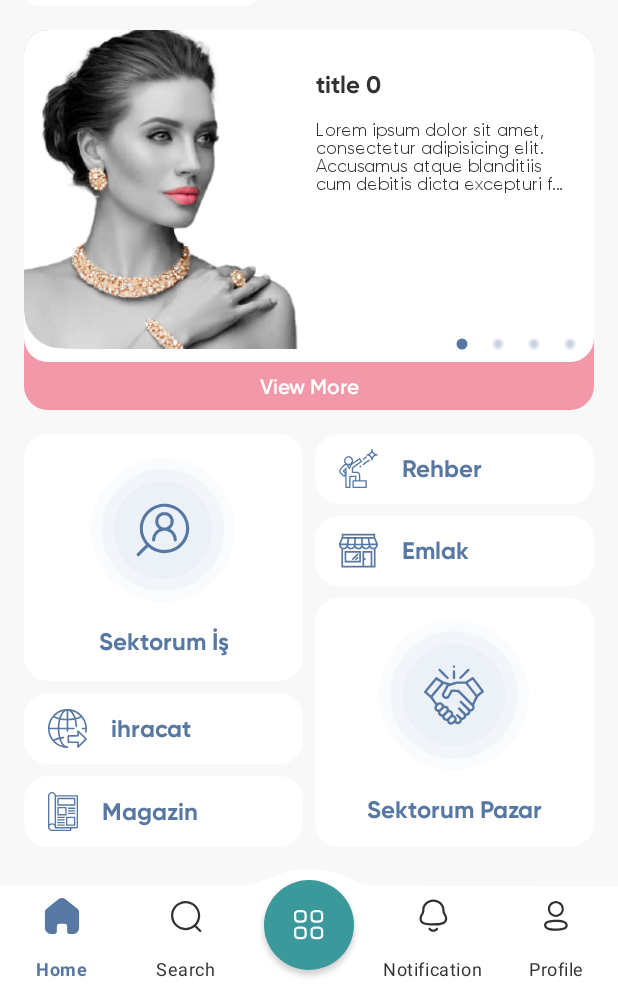
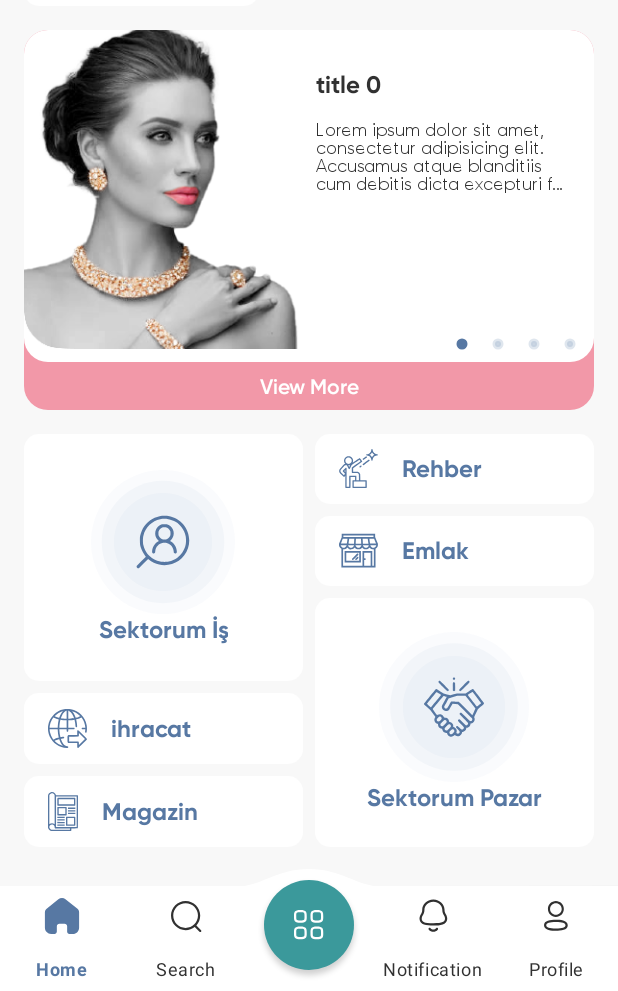
Before and after one commit to Alirezanr/Utechia_Sample_Ui, an Android app: the screen it shows after launch (MainActivity), on a phone screen of 412 x 824 dp, the part 245-1236 px from its top. Run offline under Robolectric (Android 15) with nearby library versions, the phone set to English and light mode, and no system bars.

Commit message:
Ui improvements.

```diff
--- /dev/null
+++ b/app/src/main/res/drawable-v24/shape_rounded_corners_10_dp_radius.xml
@@ -0,0 +1,5 @@
+<?xml version="1.0" encoding="utf-8"?>
+<shape xmlns:android="http://schemas.android.com/apk/res/android">
+    <corners
+        android:radius="@dimen/dimen_10_dp" />
+</shape>
--- a/app/src/main/res/layout/fragment_home.xml
+++ b/app/src/main/res/layout/fragment_home.xml
@@ -114,7 +114,7 @@
         android:layout_height="@dimen/dimen_0_dp"
         android:layout_marginHorizontal="@dimen/dimen_16_dp"
         android:layout_marginVertical="@dimen/dimen_16_dp"
-        android:background="@drawable/shape_rounded_corners"
+        android:background="@drawable/shape_rounded_corners_16_dp_radius"
         android:backgroundTint="@color/pink_500"
         app:layout_constraintBottom_toTopOf="@id/guideline_horizontal_50_percent"
         app:layout_constraintTop_toBottomOf="@id/linear_sponsor_container">
@@ -124,7 +124,7 @@
             android:layout_width="match_parent"
             android:layout_height="@dimen/dimen_0_dp"
             android:layout_marginBottom="32dp"
-            android:background="@drawable/shape_rounded_corners"
+            android:background="@drawable/shape_rounded_corners_16_dp_radius"
             android:backgroundTint="@color/white"
             app:layout_constraintBottom_toBottomOf="parent"
             app:layout_constraintTop_toTopOf="parent" />
@@ -191,7 +191,7 @@
                 android:layout_width="match_parent"
                 android:layout_height="@dimen/dimen_0_dp"
                 android:layout_weight="7"
-                android:background="@drawable/shape_rounded_corners"
+                android:background="@drawable/shape_rounded_corners_10_dp_radius"
                 android:backgroundTint="@color/white"
                 android:gravity="center"
                 android:orientation="vertical">
@@ -208,7 +208,6 @@
                     android:layout_width="wrap_content"
                     android:layout_height="wrap_content"
                     android:layout_gravity="center"
-                    android:layout_marginTop="@dimen/dimen_16_dp"
                     android:gravity="center"
                     android:text="@string/my_sector_business" />
             </LinearLayout>
@@ -218,7 +217,7 @@
                 android:layout_height="@dimen/dimen_0_dp"
                 android:layout_marginVertical="@dimen/dimen_8_dp"
                 android:layout_weight="2"
-                android:background="@drawable/shape_rounded_corners"
+                android:background="@drawable/shape_rounded_corners_10_dp_radius"
                 android:backgroundTint="@color/white"
                 android:orientation="horizontal">
 
@@ -242,7 +241,7 @@
                 android:layout_width="match_parent"
                 android:layout_height="@dimen/dimen_0_dp"
                 android:layout_weight="2"
-                android:background="@drawable/shape_rounded_corners"
+                android:background="@drawable/shape_rounded_corners_10_dp_radius"
                 android:backgroundTint="@color/white"
                 android:orientation="horizontal">
 
@@ -274,7 +273,7 @@
                 android:layout_width="match_parent"
                 android:layout_height="@dimen/dimen_0_dp"
                 android:layout_weight="2"
-                android:background="@drawable/shape_rounded_corners"
+                android:background="@drawable/shape_rounded_corners_10_dp_radius"
                 android:backgroundTint="@color/white"
                 android:orientation="horizontal">
 
@@ -299,7 +298,7 @@
                 android:layout_height="@dimen/dimen_0_dp"
                 android:layout_marginVertical="@dimen/dimen_8_dp"
                 android:layout_weight="2"
-                android:background="@drawable/shape_rounded_corners"
+                android:background="@drawable/shape_rounded_corners_10_dp_radius"
                 android:backgroundTint="@color/white"
                 android:orientation="horizontal">
 
@@ -323,7 +322,7 @@
                 android:layout_width="match_parent"
                 android:layout_height="@dimen/dimen_0_dp"
                 android:layout_weight="7"
-                android:background="@drawable/shape_rounded_corners"
+                android:background="@drawable/shape_rounded_corners_10_dp_radius"
                 android:backgroundTint="@color/white"
                 android:gravity="center"
                 android:orientation="vertical">
@@ -340,7 +339,6 @@
                     android:layout_width="wrap_content"
                     android:layout_height="wrap_content"
                     android:layout_gravity="center"
-                    android:layout_marginTop="@dimen/dimen_16_dp"
                     android:gravity="center"
                     android:text="@string/my_sector_market" />
             </LinearLayout>
```
Also changed, not shown: app/src/main/res/drawable-v24/shape_rounded_corners_16_dp_radius.xml (renamed from app/src/main/res/drawable-v24/shape_rounded_corners.xml).
